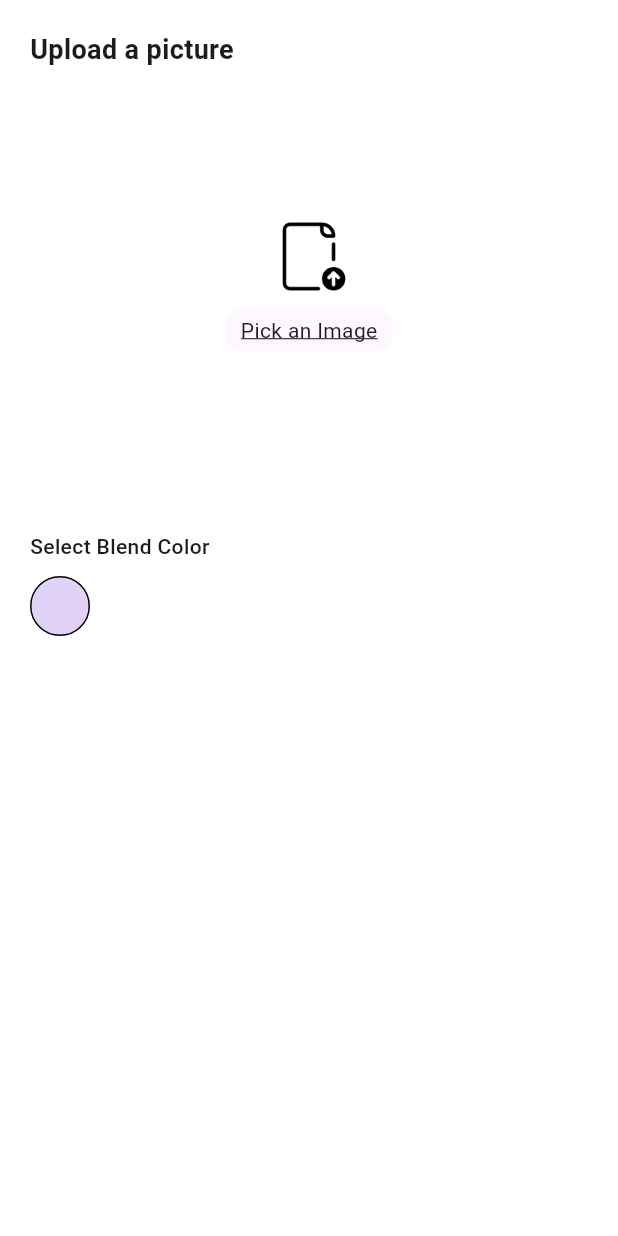
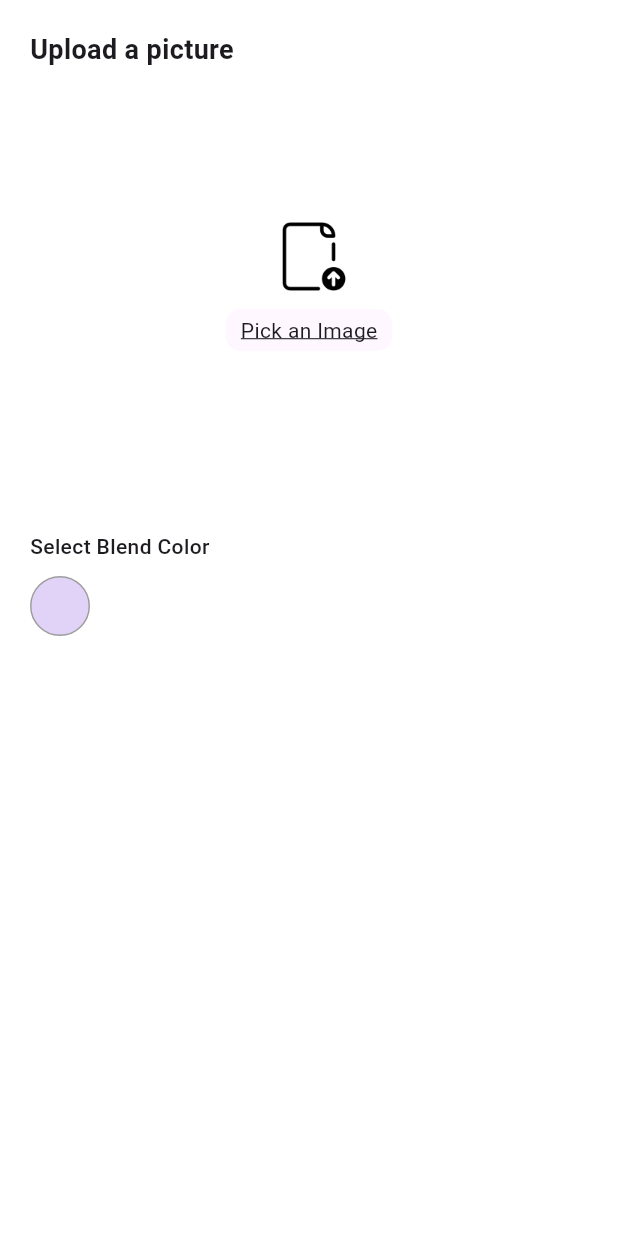
Before and after one commit to sharmin-softbdltd/color_filter, a Flutter app: the screen it shows after launch, on a phone screen of 412 x 824 dp. Run offline on Flutter 3.47's test engine with Material 3 defaults, Android fonts, the phone set to English and light mode, and no system bars; our stand-ins replace firebase_core, flutter_colorpicker, get, image_picker; missing offline and left inert: dynamic_height_grid_view; accounts and stored records are empty.

Commit message:
Refactor: Adjust spacing for mobile view
This commit updates the spacing in the `HomeView` to provide a more compact layout on mobile devices.

- Reduces `crossAxisSpacing` and `mainAxisSpacing` in the `GridView.builder` for mobile.
- Decreases vertical padding for the `Text` widget displaying the blend mode name on mobile.
- Changes the border color of the selected color circle from black to grey.
- Modifies the `crossAxisCount` in the `GridView.builder` to be 2 for mobile and 4 for web.

```diff
--- a/lib/app/modules/home/home_view.dart
+++ b/lib/app/modules/home/home_view.dart
@@ -114,7 +114,7 @@ class HomeView extends GetView<HomeController> {
                     decoration: BoxDecoration(
                       color: controller.selectedColor.value,
                       shape: BoxShape.circle,
-                      border: Border.all(color: Colors.black),
+                      border: Border.all(color: Colors.grey),
                     ),
                   ),
                 ),
@@ -126,7 +126,7 @@ class HomeView extends GetView<HomeController> {
                     shrinkWrap: true,
                     physics: NeverScrollableScrollPhysics(),
                     itemCount: controller.blendModeMap.length,
-                    crossAxisCount: 4,
+                    crossAxisCount: kIsWeb?4:2,
                     crossAxisSpacing: kIsWeb? 30:10,
                     mainAxisSpacing: kIsWeb? 30:15,
                     builder: (context, index) {
```
